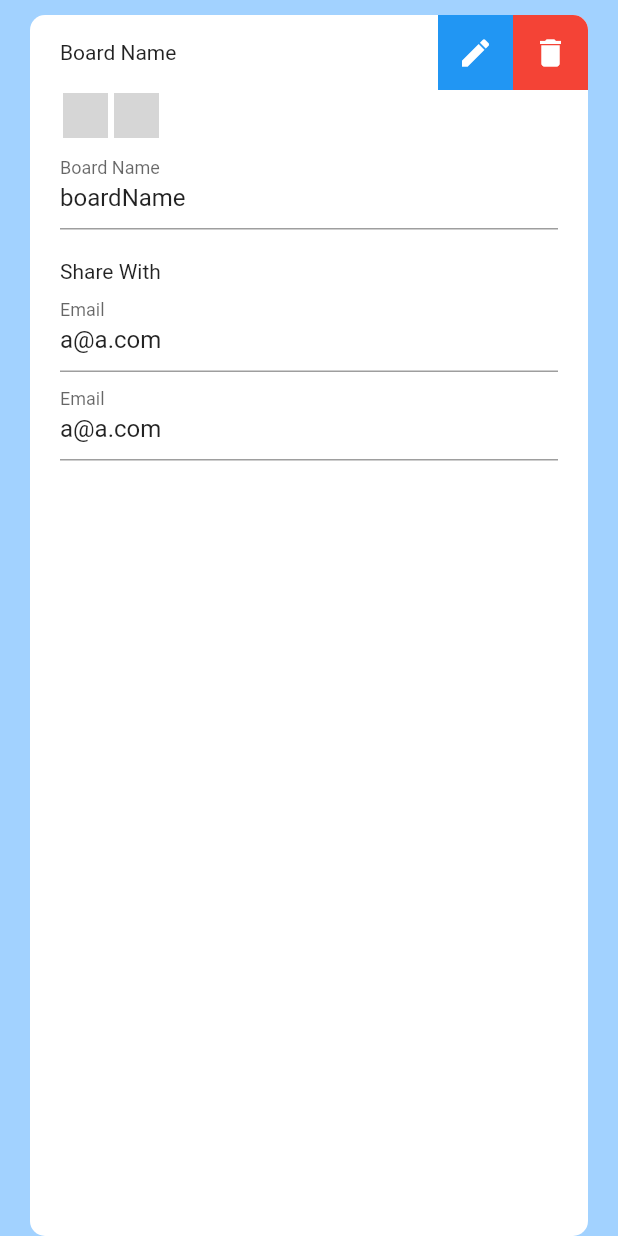
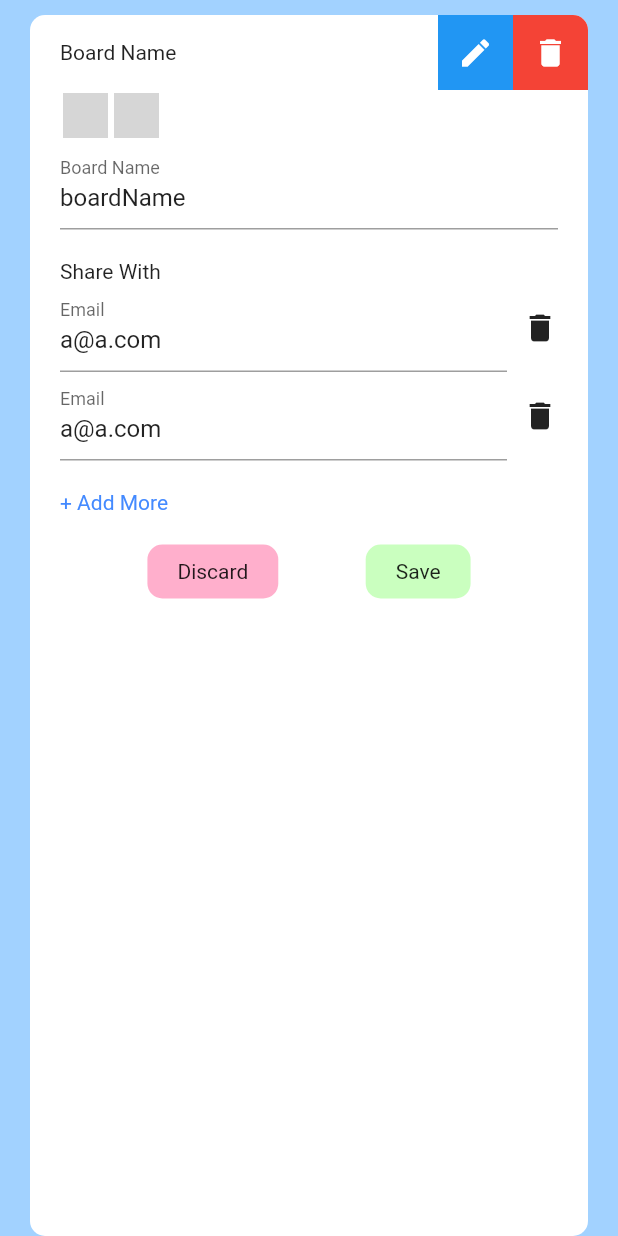
Before and after one commit to Bug-Too/CollabTasks, a Flutter app: the BoardCard widget shown alone on an empty page, opened directly, on a phone screen of 412 x 824 dp. Run offline on Flutter 3.47's test engine with Material 2 defaults, Android fonts, the phone set to English and light mode, and no system bars; our stand-ins replace dotted_border, email_validator; network calls fail; grey boxes are pictures that could not be loaded.

Commit message:
Add alert deletion,email editor,remove email icon

```diff
--- a/lib/board_card.dart
+++ b/lib/board_card.dart
@@ -1,21 +1,61 @@
 import 'package:collabtask/profiles_box.dart';
+import 'package:flutter/cupertino.dart';
 import 'package:flutter/material.dart';
+import 'package:email_validator/email_validator.dart';
 
 import 'style.dart';
 
 class BoardCard extends StatefulWidget {
   final String boardName;
   final List<String> imageURLlist;
-  final List<String> emailURLlist;
+  List<String> emailURLlist;
 
-  const BoardCard(
-      {super.key, required this.boardName, required this.imageURLlist, required this.emailURLlist});
+  BoardCard(
+      {super.key,
+      required this.boardName,
+      required this.imageURLlist,
+      required this.emailURLlist});
   @override
   State<StatefulWidget> createState() => _BoardCardState();
 }
 
 class _BoardCardState extends State<BoardCard> {
   bool isEdit = true;
+  // This shows a CupertinoModalPopup which hosts a CupertinoAlertDialog.
+  void _showAlertDialog(BuildContext context) {
+    showCupertinoModalPopup<void>(
+      context: context,
+      builder: (BuildContext context) => CupertinoAlertDialog(
+        title: const Text('Discard Change?'),
+        content: const Text('Proceed with discard change action?'),
+        actions: <CupertinoDialogAction>[
+          CupertinoDialogAction(
+            /// This parameter indicates this action is the default,
+            /// and turns the action's text to bold text.
+            isDefaultAction: true,
+            onPressed: () {
+              Navigator.pop(context);
+            },
+            child: const Text('No'),
+          ),
+          CupertinoDialogAction(
+            /// This parameter indicates the action would perform
+            /// a destructive action such as deletion, and turns
+            /// the action's text color to red.
+            isDestructiveAction: true,
+            onPressed: () {
+              setState(() {
+                isEdit = false;
+              });
+              Navigator.pop(context);
+            },
+            child: const Text('Yes'),
+          ),
+        ],
+      ),
+    );
+  }
+
   @override
   Widget build(BuildContext context) {
     return Container(
@@ -27,8 +67,7 @@ class _BoardCardState extends State<BoardCard> {
             // height: isEdit ? 200 : 50,
             alignment: Alignment.topLeft,
             width: double.infinity,
-            child:
-                Column(
+            child: Column(
               children: [
                 Row(
                   mainAxisAlignment: MainAxisAlignment.spaceBetween,
@@ -61,8 +100,7 @@ class _BoardCardState extends State<BoardCard> {
                             height: 50,
                             color: Colors.red,
                             child: const Center(
-                                  child:
-                                      Icon(Icons.delete, color: Colors.white),
+                              child: Icon(Icons.delete, color: Colors.white),
                             ),
                           ),
                         ),
@@ -73,8 +111,7 @@ class _BoardCardState extends State<BoardCard> {
                 isEdit
                     ? Container(
                         margin: const EdgeInsets.fromLTRB(20, 0, 20, 0),
-                        child:
-                        Column(
+                        child: Column(
                           children: [
                             profileBox(widget.imageURLlist),
                             TextFormField(
@@ -85,27 +122,102 @@ class _BoardCardState extends State<BoardCard> {
                               ),
                             ),
                             SizedBox(height: 20),
-                            Row(children:[Text("Share With" ,textAlign: TextAlign.left,),]),
-                            ...List.generate(widget.emailURLlist.length, (index) => TextFormField(
-                              initialValue: widget.emailURLlist[index],
+                            Row(children: [
+                              Text(
+                                "Share With",
+                                textAlign: TextAlign.left,
+                              ),
+                            ]),
+                            ...List.generate(
+                                widget.emailURLlist.length,
+                                (index) => Row(
+                                      crossAxisAlignment: CrossAxisAlignment.center,
+                                      children: <Widget>[
+                                        new Flexible(
+                                            child: Form(
+                                                autovalidateMode:
+                                                    AutovalidateMode.always,
+                                                child: TextFormField(
+                                                  initialValue: widget
+                                                      .emailURLlist[index],
+                                                  validator: (value) =>
+                                                      EmailValidator.validate(
+                                                              value!)
+                                                          ? null
+                                                          : "Please enter a valid email",
                                                   decoration: InputDecoration(
                                                     hintText: 'Email',
                                                     label: Text('Email'),
                                                   ),
-                            )),
+                                                ))),
+                                                SizedBox(width: 10),
+
+                                                InkWell(
+                                                  onTap: () => setState(() {
+                                                    widget.emailURLlist.removeAt(index);
+                                                  }),
+                                                  child: Icon(Icons.delete),)
 
                                       ],
+                                    )),
+                            SizedBox(height: 20),
+                            Row(
+                              children: [
+                                InkWell(
+                                  onTap: () => setState(() {
+                                    widget.emailURLlist.add('');
+                                  }),
+                                  child: Text(
+                                    '+ Add More',
+                                    style: TextStyle(color: Colors.blueAccent),
+                                  ),
+                                ),
+                              ],
+                            ),
+                            SizedBox(height: 20),
+                            Row(
+                              mainAxisAlignment: MainAxisAlignment.spaceEvenly,
+                              children: [
+                                InkWell(
+                                  child: Container(
+                                    padding:
+                                        EdgeInsets.fromLTRB(20, 10, 20, 10),
+                                    decoration: BoxDecoration(
+                                        borderRadius: BorderRadius.all(
+                                            Radius.circular(10)),
+                                        color: secondaryColor),
+                                    child: Text('Discard'),
+                                  ),
+                                  onTap: () {
+                                    _showAlertDialog(context);
+                                  },
+                                ),
+                                InkWell(
+                                  child: Container(
+                                    padding:
+                                        EdgeInsets.fromLTRB(20, 10, 20, 10),
+                                    decoration: BoxDecoration(
+                                        borderRadius: BorderRadius.all(
+                                            Radius.circular(10)),
+                                        color: successColor),
+                                    child: Text('Save'),
+                                  ),
+                                  onTap: () {
+                                    // TODO: Send data to server
+                                    setState(() {
+                                      isEdit = false;
+                                    });
 
+                                  },
+                                )
+                              ],
+                            ),
+                            SizedBox(height: 20),
+                          ],
                         ))
                     : Container(),
-
-
               ],
-
             ),
-
-
-
           )),
     );
   }
```
Lines whose indentation alone changed are shown as unchanged.
